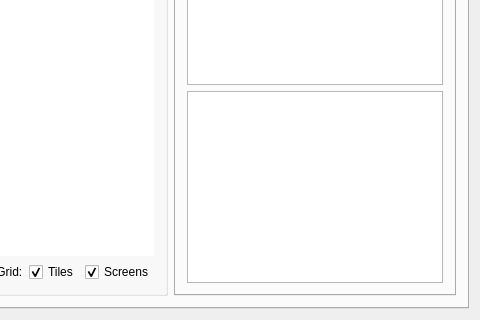
Above: nesstagetool.ui from BattyBovine/NES-Stage-Tool before the change; both pictures show x 648 to 1128 and y 370 to 690 of the 1128 by 690 pixel window. Below: the same form after it.
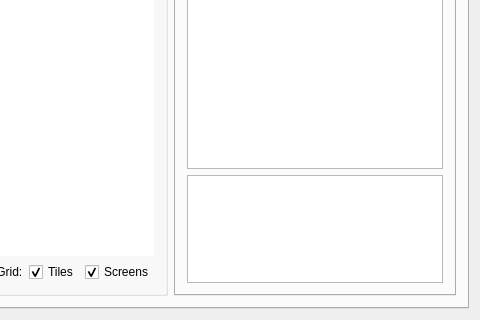
That is the form after the change. The open tabs and pages were chosen to show the change. Custom widgets are drawn as their Qt base class.

Commit message: Changed the list of checkpoints to list-based, since icon mode doesn't seem to allow drag-and-drop onto another widget while also not allowing it internally.

```diff
--- a/nesstagetool.ui
+++ b/nesstagetool.ui
@@ -224,6 +224,12 @@
                 <verstretch>0</verstretch>
                </sizepolicy>
               </property>
+              <property name="maximumSize">
+               <size>
+                <width>16777215</width>
+                <height>108</height>
+               </size>
+              </property>
               <property name="dragEnabled">
                <bool>true</bool>
               </property>
@@ -242,9 +248,6 @@
                 <height>32</height>
                </size>
               </property>
-              <property name="viewMode">
-               <enum>QListView::IconMode</enum>
-              </property>
              </widget>
             </item>
            </layout>
```
Left out of the diff: 7 changed lines with no effect on the pictures. The commit also changes 2 other files.
